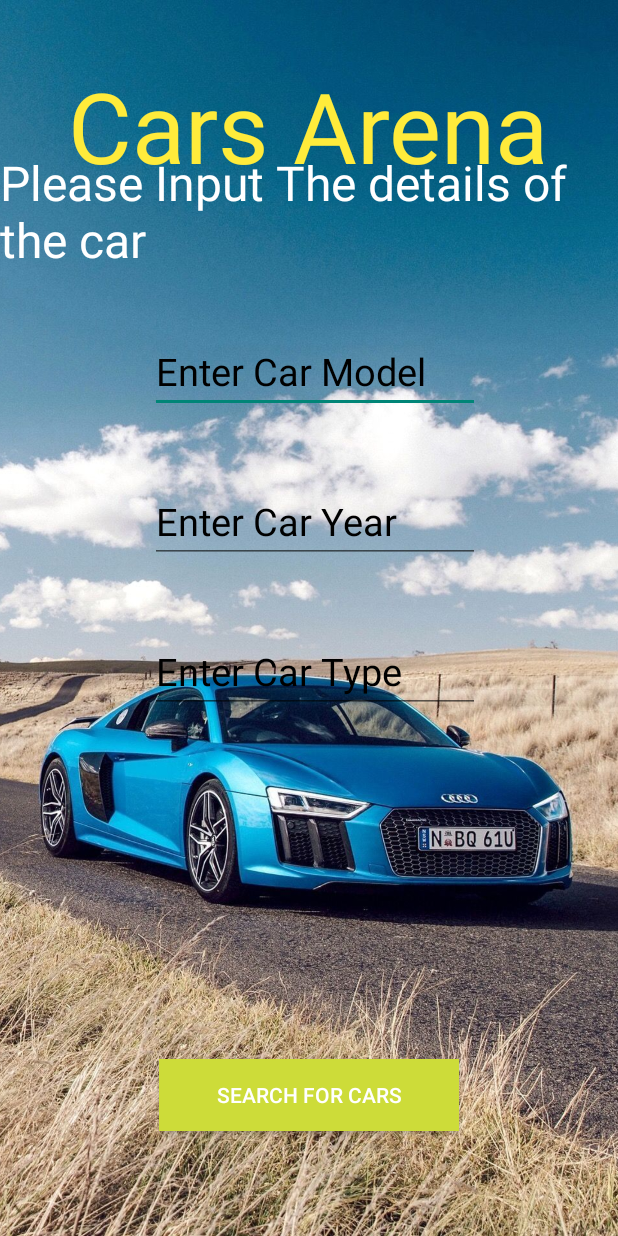
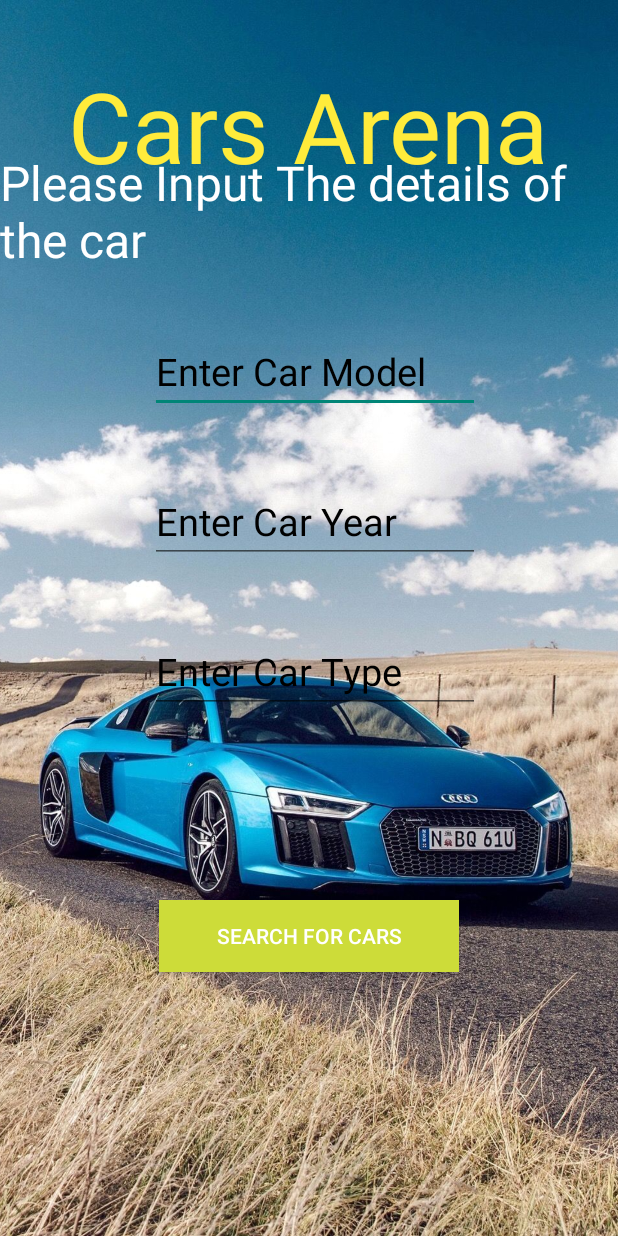
Before and after one commit to marvzach/Gsm-cars, an Android app: the screen it shows after launch (MainActivity), on a phone screen of 412 x 824 dp. Run offline under Robolectric (Android 15) with nearby library versions, the phone set to English and light mode, and no system bars; our stand-ins replace ButterKnife; Roboto replaces fonts that are not available here.

Commit message:
Modified Button margintop

```diff
--- a/app/src/main/res/layout/activity_main.xml
+++ b/app/src/main/res/layout/activity_main.xml
@@ -79,7 +79,7 @@
         android:layout_width="200dp"
         android:layout_height="wrap_content"
         android:layout_centerHorizontal="true"
-        android:layout_marginTop="706dp"
+        android:layout_marginTop="600dp"
         android:background="#CDDC39"
         android:text="Search for Cars"
         android:textColor="#fff" />
```
